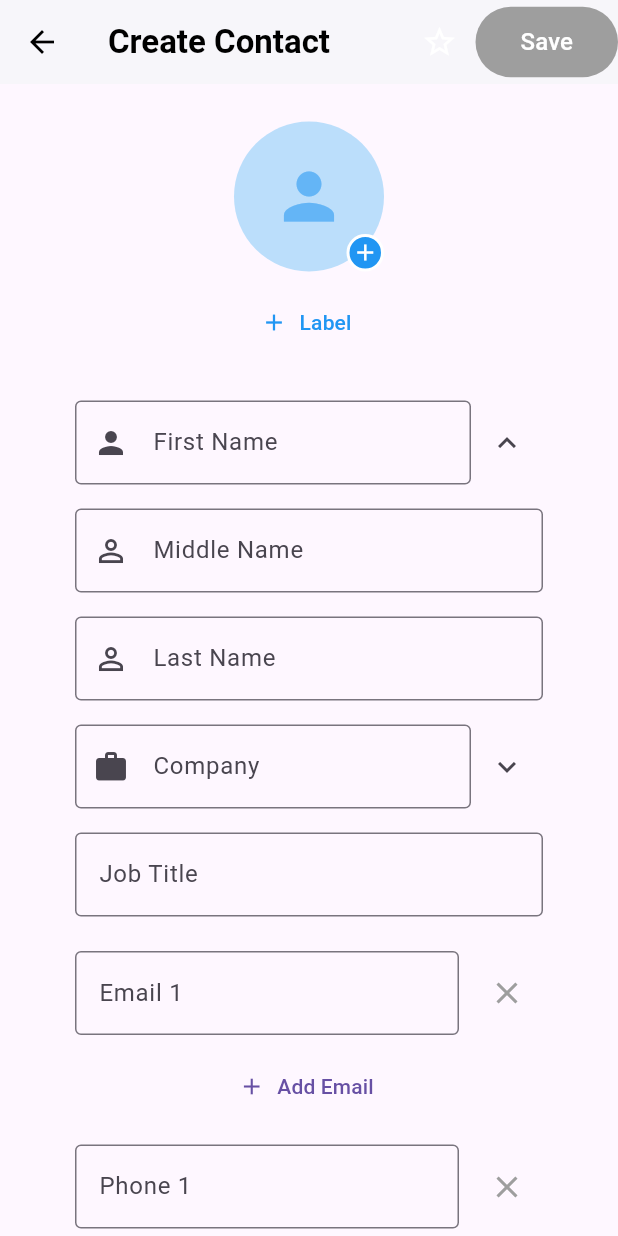
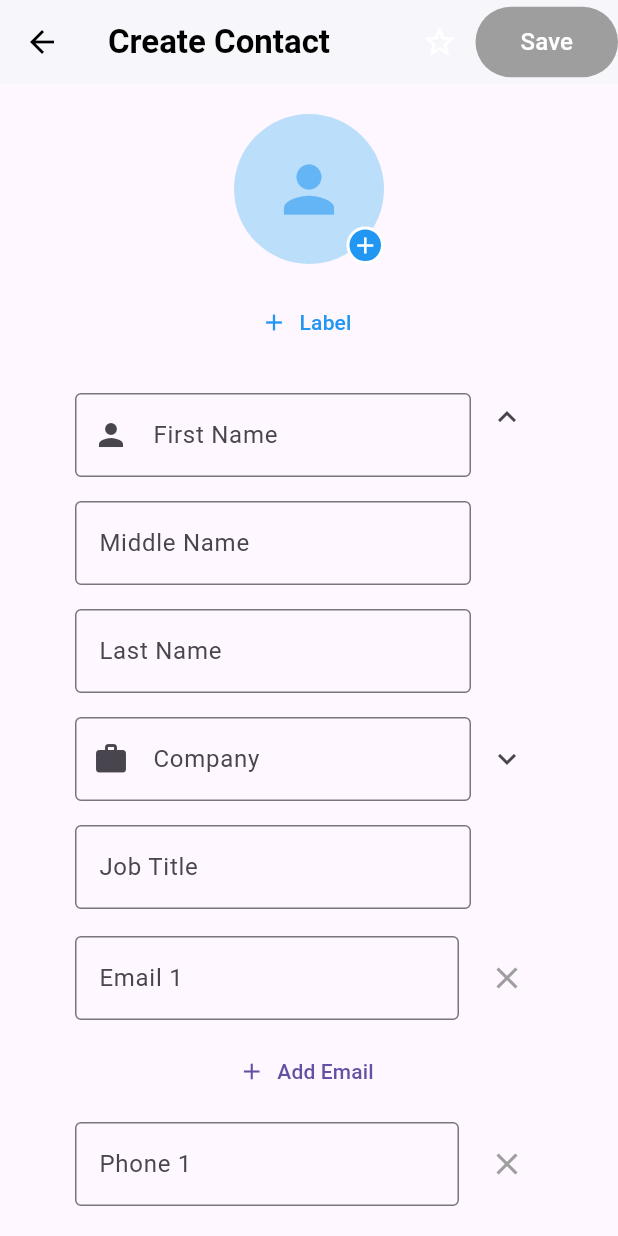
Before and after one commit to PrachiBaituleKutumbInfo/google_contact, a Flutter app: the CreateContactPage screen opened directly, after a tap on the "keyboard arrow down" icon, on a phone screen of 412 x 824 dp. Run offline on Flutter 3.47's test engine with Material 3 defaults, Android fonts, the phone set to English and light mode, and no system bars; our stand-ins replace image_picker.

Commit message:
update new

```diff
--- a/lib/create_contact_page.dart
+++ b/lib/create_contact_page.dart
@@ -1,5 +1,4 @@
 import 'dart:io';
-
 import 'package:flutter/material.dart';
 import 'package:google_contacts/user_profile_page.dart';
 import 'package:image_picker/image_picker.dart';
@@ -284,7 +283,7 @@ class _CreateContactPageState extends State<CreateContactPage> {
           child: Column(
             crossAxisAlignment: CrossAxisAlignment.start,
             children: [
-              SizedBox(height: 25.0),
+              SizedBox(height: 20.0),
               // Profile Photo Placeholder with + Icon
               Center(
                 child: Stack(
@@ -323,7 +322,7 @@ class _CreateContactPageState extends State<CreateContactPage> {
                 ),
               ),
 
-              SizedBox(height: 10),
+              SizedBox(height: 15),
               // Add Label Section
               Row(
                 mainAxisAlignment: MainAxisAlignment.center,
@@ -341,19 +340,22 @@ class _CreateContactPageState extends State<CreateContactPage> {
                 ],
               ),
 
-              SizedBox(height: 20),
+              SizedBox(height: 15),
 
               // First Name with Dropdown Arrow
               Column(
                 mainAxisAlignment: MainAxisAlignment.start,
                 children: [
                   Row(
+                    crossAxisAlignment: CrossAxisAlignment.start,
                     children: [
-                      Expanded(
+                      Container(
+                        child: Expanded(
                           child: _buildTextField(
                             controller: firstNameController,
                             label: "First Name",
                             prefixIcon: Icons.person,
+                          ),
                         ),
                       ),
                       IconButton(
@@ -369,25 +371,57 @@ class _CreateContactPageState extends State<CreateContactPage> {
 
                   // Middle Name Field (conditionally displayed)
                   if (showMiddleName)
-                    _buildTextField(
+                    Row(
+                      crossAxisAlignment: CrossAxisAlignment.start,
+                      children: [
+                        Expanded(
+                          child: _buildTextField(
                             controller: middleNameController,
                             label: "Middle Name",
-                      prefixIcon: Icons.person_outline,
+                          ),
+                        ),
+                        IconButton(
+                          icon: Icon(
+                            showMiddleName
+                                ? Icons.keyboard_arrow_up
+                                : Icons.keyboard_arrow_down,
+                            color: Colors.transparent,
+                          ),
+                          onPressed: () {},
+                        ),
+                      ],
                     ),
 
                   // Last Name Field
-                  _buildTextField(
+                  Row(
+                    crossAxisAlignment: CrossAxisAlignment.start,
+                    children: [
+                      Expanded(
+                        child: _buildTextField(
                           controller: lastNameController,
                           label: "Last Name",
-                    prefixIcon: Icons.person_outline,
+                        ),
+                      ),
+                      IconButton(
+                        icon: Icon(
+                          showMiddleName
+                              ? Icons.keyboard_arrow_up
+                              : Icons.keyboard_arrow_down,
+                          color: Colors.transparent,
+                        ),
+                        onPressed: () {},
+                      ),
+                    ],
                   ),
                   Row(
                     children: [
-                      Expanded(
+                      Container(
+                        child: Expanded(
                           child: _buildTextField(
                             controller: companyController,
                             label: "Company",
                             prefixIcon: Icons.work,
+                          ),
                         ),
                       ),
                       IconButton(
@@ -400,17 +434,48 @@ class _CreateContactPageState extends State<CreateContactPage> {
                       ),
                     ],
                   ),
-                  _buildTextField(
+                  Row(
+                    crossAxisAlignment: CrossAxisAlignment.start,
+                    children: [
+                      Expanded(
+                        child: _buildTextField(
                           controller: jobTitleController,
                           label: "Job Title",
                         ),
+                      ),
+                      IconButton(
+                        icon: Icon(
+                          showDepartment
+                              ? Icons.keyboard_arrow_up
+                              : Icons.keyboard_arrow_down,
+                          color: Colors.transparent,
+                        ),
+                        onPressed: () {},
+                      ),
+                    ],
+                  ),
+
                   if (showDepartment)
-                    _buildTextField(
+                    Row(
+                      children: [
+                        Expanded(
+                          child: _buildTextField(
                             controller: departmentController,
                             label: "Department",
                           ),
-                  SizedBox(height: 15.0),
-
+                        ),
+                        IconButton(
+                          icon: Icon(
+                            showDepartment
+                                ? Icons.keyboard_arrow_up
+                                : Icons.keyboard_arrow_down,
+                            color: Colors.transparent,
+                          ),
+                          onPressed: () {},
+                        ),
+                      ],
+                    ),
+                  SizedBox(height: 10.0),
                   // Emails Section
                   buildDynamicFieldSection(
                     "Email",
@@ -419,7 +484,7 @@ class _CreateContactPageState extends State<CreateContactPage> {
                     "Please enter a valid email",
                     r'^[^@]+@[^@]+\.[^@]+',
                   ),
-                  SizedBox(height: 15.0),
+                  SizedBox(height: 10.0),
 
                   buildDynamicFieldSection(
                     "Phone",
@@ -428,7 +493,7 @@ class _CreateContactPageState extends State<CreateContactPage> {
                     "Please enter a valid phone number",
                     r'^\d+$',
                   ),
-                  SizedBox(height: 15.0),
+                  SizedBox(height: 10.0),
                   buildDynamicFieldSection(
                     "Address",
                     addressControllers,
@@ -460,7 +525,7 @@ class _CreateContactPageState extends State<CreateContactPage> {
                         },
                       ),
                     ),
-                    SizedBox(width: 10),
+                    SizedBox(width: 3.0),
                     Expanded(
                       child: _buildTextField(
                         controller: dayController,
@@ -469,7 +534,7 @@ class _CreateContactPageState extends State<CreateContactPage> {
                       ),
                     ),
                   ]),
-                  SizedBox(width: 10),
+                  SizedBox(width: 10.0),
 
                   _buildTextField(
                     controller: yearController,
```
Lines whose indentation alone changed are shown as unchanged.
